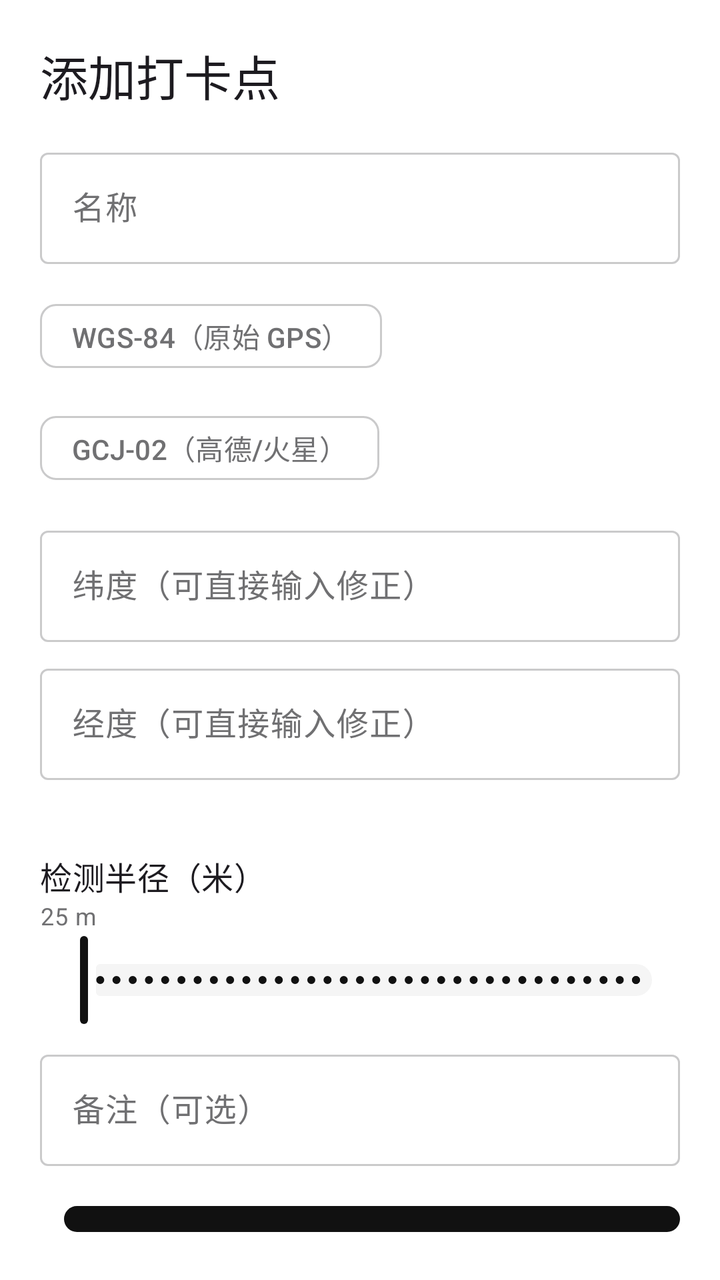
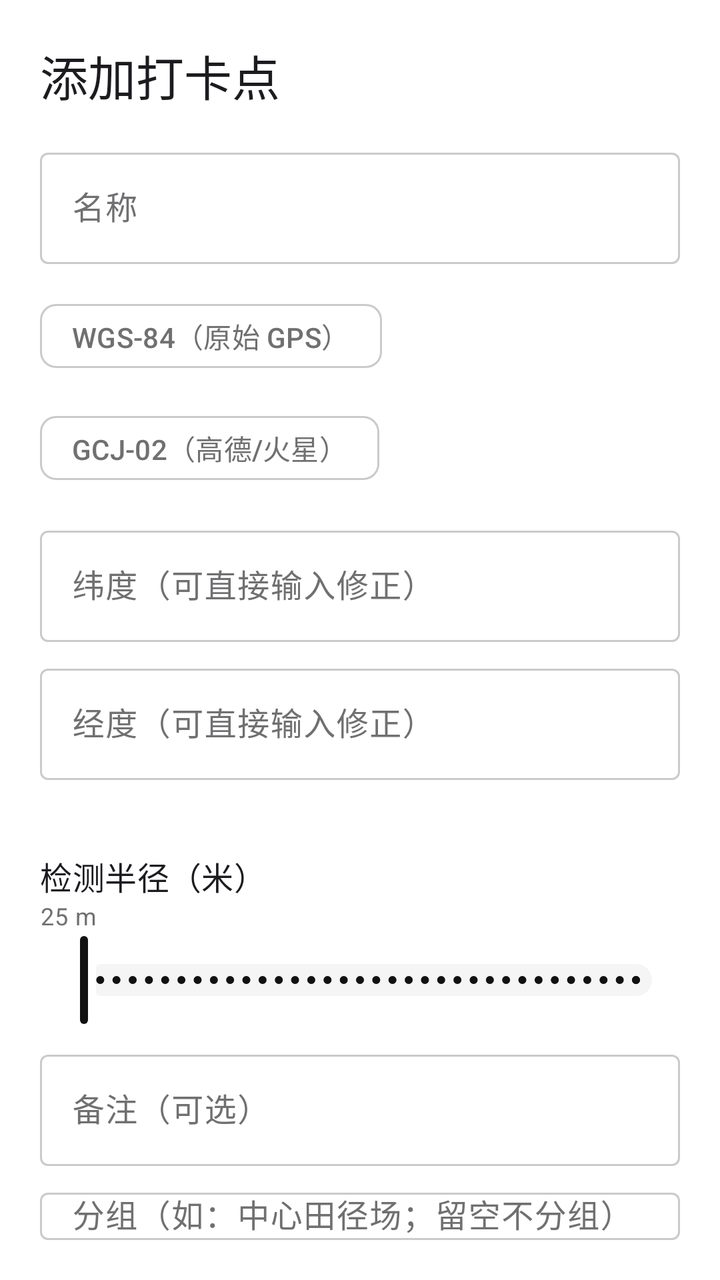

Before-and-after screenshots of an Android layout around one commit, followed by the original layout XML and the change that was made.
<!-- AndroidManifest.xml: application theme Theme.RunMate -->
<!-- res/layout/sheet_checkpoint.xml -->
<?xml version="1.0" encoding="utf-8"?>
<LinearLayout xmlns:android="http://schemas.android.com/apk/res/android"
    xmlns:app="http://schemas.android.com/apk/res-auto"
    android:layout_width="match_parent"
    android:layout_height="wrap_content"
    android:orientation="vertical"
    android:padding="20dp">

    <TextView
        android:id="@+id/tvSheetTitle"
        android:layout_width="match_parent"
        android:layout_height="wrap_content"
        android:textAppearance="?attr/textAppearanceHeadlineSmall"
        android:text="@string/add_point" />

    <com.google.android.material.textfield.TextInputLayout
        android:id="@+id/tilCpName"
        android:layout_width="match_parent"
        android:layout_height="wrap_content"
        android:layout_marginTop="16dp"
        android:hint="@string/cp_name">
        <com.google.android.material.textfield.TextInputEditText
            android:id="@+id/etCpName"
            android:layout_width="match_parent"
            android:layout_height="wrap_content" />
    </com.google.android.material.textfield.TextInputLayout>

    <com.google.android.material.chip.ChipGroup
        android:id="@+id/chipsCoord"
        android:layout_width="wrap_content"
        android:layout_height="wrap_content"
        android:layout_marginTop="12dp"
        app:singleSelection="true"
        app:selectionRequired="true">
        <com.google.android.material.chip.Chip
            android:id="@+id/chipWgs" style="@style/Widget.Material3.Chip.Filter"
            android:layout_width="wrap_content" android:layout_height="wrap_content"
            android:checkable="true" android:text="@string/coord_wgs" />
        <com.google.android.material.chip.Chip
            android:id="@+id/chipGcj" style="@style/Widget.Material3.Chip.Filter"
            android:layout_width="wrap_content" android:layout_height="wrap_content"
            android:text="@string/coord_gcj" />
    </com.google.android.material.chip.ChipGroup>

    <com.google.android.material.textfield.TextInputLayout
        android:id="@+id/tilLat" android:layout_width="match_parent"
        android:layout_height="wrap_content" android:layout_marginTop="12dp"
        android:hint="纬度（可直接输入修正）">
        <com.google.android.material.textfield.TextInputEditText
            android:id="@+id/etLat" android:layout_width="match_parent" android:layout_height="wrap_content"
            android:inputType="numberDecimal|numberSigned" />
    </com.google.android.material.textfield.TextInputLayout>

    <com.google.android.material.textfield.TextInputLayout
        android:id="@+id/tilLon" android:layout_width="match_parent"
        android:layout_height="wrap_content" android:layout_marginTop="8dp"
        android:hint="经度（可直接输入修正）">
        <com.google.android.material.textfield.TextInputEditText
            android:id="@+id/etLon" android:layout_width="match_parent" android:layout_height="wrap_content"
            android:inputType="numberDecimal|numberSigned" />
    </com.google.android.material.textfield.TextInputLayout>

    <TextView
        android:id="@+id/tvSheetCoords"
        android:layout_width="match_parent"
        android:layout_height="wrap_content"
        android:layout_marginTop="8dp"
        android:textAppearance="?attr/textAppearanceBodySmall"
        android:fontFamily="monospace"
        android:textColor="?attr/colorOnSurfaceVariant"
        android:text="" />

    <TextView
        android:layout_width="match_parent"
        android:layout_height="wrap_content"
        android:layout_marginTop="12dp"
        android:textAppearance="?attr/textAppearanceTitleMedium"
        android:text="@string/cp_radius" />

    <TextView
        android:id="@+id/tvSheetRadius"
        android:layout_width="match_parent"
        android:layout_height="wrap_content"
        android:textAppearance="?attr/textAppearanceBodySmall"
        android:textColor="?attr/colorOnSurfaceVariant"
        android:text="25 m" />

    
    <com.google.android.material.slider.Slider
        android:id="@+id/sliderSheetRadius"
        android:layout_width="match_parent"
        android:layout_height="wrap_content"
        android:valueFrom="1" android:valueTo="100" android:stepSize="1" />

    <com.google.android.material.textfield.TextInputLayout
        android:id="@+id/tilCpNote" android:layout_width="match_parent"
        android:layout_height="wrap_content" android:layout_marginTop="8dp"
        android:hint="@string/cp_note">
        <com.google.android.material.textfield.TextInputEditText
            android:id="@+id/etCpNote" android:layout_width="match_parent"
            android:layout_height="wrap_content" />
    </com.google.android.material.textfield.TextInputLayout>

    <LinearLayout
        android:layout_width="match_parent"
        android:layout_height="wrap_content"
        android:layout_marginTop="16dp"
        android:orientation="horizontal">

        <com.google.android.material.button.MaterialButton
            android:id="@+id/btnSheetDelete"
            style="?attr/materialButtonOutlinedStyle"
            android:layout_width="0dp"
            android:layout_weight="1"
            android:layout_height="wrap_content"
            android:text="@string/delete"
            android:visibility="gone" />

        <com.google.android.material.button.MaterialButton
            android:id="@+id/btnSheetSave"
            style="@style/Widget.RunMate.PillButton"
            android:layout_width="0dp"
            android:layout_weight="2"
            android:layout_height="wrap_content"
            android:layout_marginStart="12dp"
            android:text="@string/save" />
    </LinearLayout>
</LinearLayout>
<!-- resources referenced by this layout -->
<resources>
  <string name="add_point">添加打卡点</string>
  <string name="coord_gcj">GCJ-02（高德/火星）</string>
  <string name="coord_wgs">WGS-84（原始 GPS）</string>
  <string name="cp_name">名称</string>
  <string name="cp_note">备注（可选）</string>
  <string name="cp_radius">检测半径（米）</string>
  <string name="delete">删除</string>
  <string name="save">保存</string>
  <style name="Widget.RunMate.PillButton" parent="Widget.Material3.Button">
          <item name="shapeAppearanceOverlay">@style/ShapeAppearance.RunMate.Pill</item>
          <item name="android:minHeight">56dp</item>
          <item name="android:textSize">16sp</item>
          <item name="android:letterSpacing">0.08</item>
          <item name="android:textStyle">bold</item>
          <item name="android:paddingStart">28dp</item>
          <item name="android:paddingEnd">28dp</item>
      </style>
  <style name="ShapeAppearance.RunMate.Pill" parent="">
          <item name="cornerFamily">rounded</item>
          <item name="cornerSize">999dp</item>
      </style>
  <color name="md_primary">#FF111111</color>
  <color name="md_on_primary">#FFFFFFFF</color>
  <color name="md_primary_container">#FFE5E5E5</color>
  <color name="md_on_primary_container">#FF111111</color>
  <color name="md_secondary">#FF39393B</color>
  <color name="md_on_secondary">#FFFFFFFF</color>
  <color name="md_secondary_container">#FFF5F5F5</color>
  <color name="md_on_secondary_container">#FF39393B</color>
  <color name="md_tertiary">#FF1151FF</color>
  <color name="md_on_tertiary">#FFFFFFFF</color>
  <color name="md_tertiary_container">#FFD6E2FF</color>
  <color name="md_on_tertiary_container">#FF00308F</color>
  <color name="md_error">#FFD30005</color>
  <color name="md_on_error">#FFFFFFFF</color>
  <color name="md_error_container">#FFFFDAD4</color>
  <color name="md_on_error_container">#FF780700</color>
  <color name="md_background">#FFFFFFFF</color>
  <color name="md_on_background">#FF111111</color>
  <color name="md_surface">#FFFFFFFF</color>
  <color name="md_on_surface">#FF111111</color>
  <color name="md_surface_variant">#FFF5F5F5</color>
  <color name="md_on_surface_variant">#FF707072</color>
  <color name="md_outline">#FFCACACB</color>
  <color name="md_outline_variant">#FFE5E5E5</color>
  <!-- unchanged entries left out for length: 1 -->
</resources>

<!-- the commit's change to res/layout/sheet_checkpoint.xml (unified diff, before → after) -->
@@ -101,6 +101,16 @@
             android:layout_height="wrap_content" />
     </com.google.android.material.textfield.TextInputLayout>
 
+    
+    <com.google.android.material.textfield.TextInputLayout
+        android:id="@+id/tilCpGroup" android:layout_width="match_parent"
+        android:layout_height="wrap_content" android:layout_marginTop="8dp"
+        android:hint="@string/cp_group">
+        <com.google.android.material.textfield.TextInputEditText
+            android:id="@+id/etCpGroup" android:layout_width="match_parent"
+            android:layout_height="wrap_content" android:inputType="text" android:maxLines="1" />
+    </com.google.android.material.textfield.TextInputLayout>
+
     <LinearLayout
         android:layout_width="match_parent"
         android:layout_height="wrap_content"
<!-- resource entries referenced after the edit -->
@@ -3,6 +3,7 @@
   <string name="add_point">添加打卡点</string>
   <string name="coord_gcj">GCJ-02（高德/火星）</string>
   <string name="coord_wgs">WGS-84（原始 GPS）</string>
+  <string name="cp_group">分组（如：中心田径场；留空不分组）</string>
   <string name="cp_name">名称</string>
   <string name="cp_note">备注（可选）</string>
   <string name="cp_radius">检测半径（米）</string>
